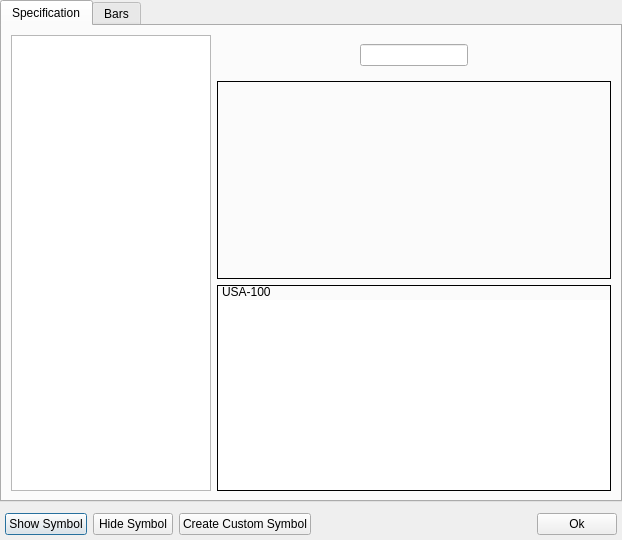
Qt form Widgets/HistoricalWindow/historicalwindow.ui (ArtemIyX/TradeForge) before a commit.
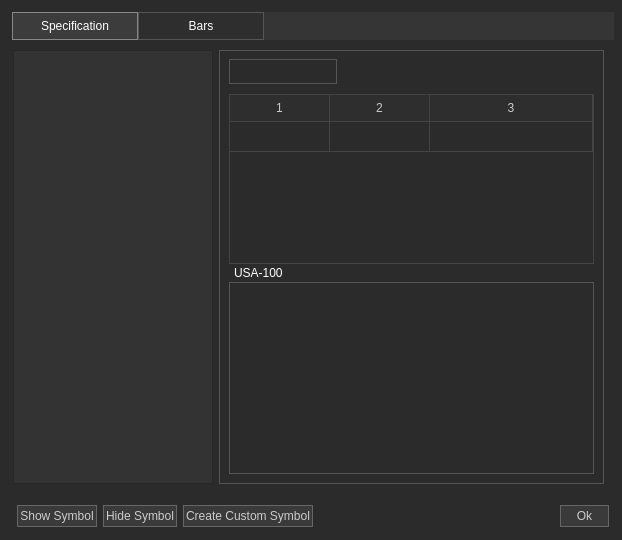
The same form after that commit.

Commit message: ui and tree view correct loading

```diff
--- a/Widgets/HistoricalWindow/historicalwindow.ui
+++ b/Widgets/HistoricalWindow/historicalwindow.ui
@@ -13,8 +13,35 @@
   <property name="windowTitle">
    <string>historicalWindow</string>
   </property>
+  <property name="styleSheet">
+   <string notr="true">background-color: rgb(43, 43, 43);</string>
+  </property>
   <layout class="QVBoxLayout" name="verticalLayout">
    <property name="leftMargin">
+    <number>12</number>
+   </property>
+   <property name="topMargin">
+    <number>12</number>
+   </property>
+   <property name="rightMargin">
+    <number>8</number>
+   </property>
+   <property name="bottomMargin">
+    <number>8</number>
+   </property>
+   <item>
+    <widget class="QWidget" name="widget" native="true">
+     <property name="sizePolicy">
+      <sizepolicy hsizetype="Expanding" vsizetype="Expanding">
+       <horstretch>0</horstretch>
+       <verstretch>0</verstretch>
+      </sizepolicy>
+     </property>
+     <property name="styleSheet">
+      <string notr="true">background-color: rgb(53, 53, 53);</string>
+     </property>
+     <layout class="QVBoxLayout" name="verticalLayout_4">
+      <property name="leftMargin">
     <number>0</number>
    </property>
    <property name="topMargin">
@@ -28,14 +55,40 @@
    </property>
    <item>
     <widget class="QTabWidget" name="tabWidget">
+        <property name="styleSheet">
+         <string notr="true">QTabWidget::pane {
+        border: 1px solid rgb(43, 43, 43);
+        background: #2e2e2e;
+}
+  
+QTabBar::tab {
+        background: #2e2e2e;
+        color: white;
+        padding: 6px 12px;
+        border: 1px solid #555;
+        min-width: 100px;
+}
+
+QTabBar::tab:selected {
+        background: #3c3c3c;
+        border-color: #888;
+}
+</string>
+        </property>
      <property name="currentIndex">
       <number>0</number>
      </property>
      <widget class="QWidget" name="specificationTab">
+         <property name="styleSheet">
+          <string notr="true">background-color: rgb(43, 43, 43);</string>
+         </property>
       <attribute name="title">
        <string>Specification</string>
       </attribute>
       <layout class="QHBoxLayout" name="horizontalLayout_2">
+          <property name="leftMargin">
+           <number>0</number>
+          </property>
        <item>
         <widget class="QWidget" name="treeViewWidget" native="true">
          <property name="sizePolicy">
@@ -69,7 +122,27 @@
            <number>0</number>
           </property>
           <item>
-           <widget class="QTreeView" name="symbolsTreeView"/>
+              <widget class="QTreeView" name="symbolsTreeView">
+               <property name="styleSheet">
+                <string notr="true">QTreeView {
+        background-color: #333333;
+        color: white;
+        show-decoration-selected: 1;
+		 border-color: rgb(85, 85, 85);
+}
+
+QTreeView::item {
+        background-color: transparent;
+}
+
+QHeaderView::section {
+        background-color: #333333;
+        color: white;
+		border: none;
+        padding: 4px;
+}</string>
+               </property>
+              </widget>
           </item>
          </layout>
         </widget>
@@ -77,17 +150,28 @@
        <item>
         <layout class="QVBoxLayout" name="verticalLayout_2">
          <item>
-          <widget class="QWidget" name="horizontalWidget_2" native="true">
-           <property name="sizePolicy">
-            <sizepolicy hsizetype="Preferred" vsizetype="Fixed">
-             <horstretch>0</horstretch>
-             <verstretch>0</verstretch>
-            </sizepolicy>
-           </property>
+             <widget class="QWidget" name="selectedFolderItemsWidget" native="true">
            <property name="styleSheet">
-            <string notr="true"/>
-           </property>
-           <layout class="QHBoxLayout" name="horizontalLayout_3">
+               <string notr="true">QWidget#selectedFolderItemsWidget{ 
+	border: 1px solid #555555;
+}</string>
+              </property>
+              <layout class="QVBoxLayout" name="verticalLayout_5">
+               <property name="spacing">
+                <number>2</number>
+               </property>
+               <property name="leftMargin">
+                <number>10</number>
+               </property>
+               <property name="topMargin">
+                <number>9</number>
+               </property>
+               <property name="rightMargin">
+                <number>10</number>
+               </property>
+               <property name="bottomMargin">
+                <number>10</number>
+               </property>
             <item>
              <widget class="QLineEdit" name="lineEdit">
               <property name="sizePolicy">
@@ -96,43 +180,81 @@
                 <verstretch>0</verstretch>
                </sizepolicy>
               </property>
-             </widget>
-            </item>
-           </layout>
-          </widget>
-         </item>
-         <item>
-          <widget class="QWidget" name="widget_3" native="true">
+                 <property name="minimumSize">
+                  <size>
+                   <width>0</width>
+                   <height>25</height>
+                  </size>
+                 </property>
            <property name="styleSheet">
-            <string notr="true">border: 1px solid black;</string>
+                  <string notr="true">color: rgb(255, 255, 255);
+border: 1px solid #555555;</string>
            </property>
           </widget>
          </item>
          <item>
-          <widget class="QWidget" name="selectedItemSettings" native="true">
-           <property name="styleSheet">
-            <string notr="true">border: 1px solid black;</string>
-           </property>
-           <layout class="QVBoxLayout" name="verticalLayout_4">
-            <property name="spacing">
-             <number>0</number>
-            </property>
-            <property name="leftMargin">
-             <number>0</number>
-            </property>
-            <property name="topMargin">
-             <number>0</number>
-            </property>
-            <property name="rightMargin">
-             <number>0</number>
-            </property>
-            <property name="bottomMargin">
-             <number>0</number>
-            </property>
+                <spacer name="verticalSpacer">
+                 <property name="orientation">
+                  <enum>Qt::Orientation::Vertical</enum>
+                 </property>
+                 <property name="sizeType">
+                  <enum>QSizePolicy::Policy::Fixed</enum>
+                 </property>
+                 <property name="sizeHint" stdset="0">
+                  <size>
+                   <width>20</width>
+                   <height>8</height>
+                  </size>
+                 </property>
+                </spacer>
+               </item>
+               <item>
+                <widget class="QTableWidget" name="tableWidget">
+                 <property name="sizePolicy">
+                  <sizepolicy hsizetype="Expanding" vsizetype="Expanding">
+                   <horstretch>0</horstretch>
+                   <verstretch>0</verstretch>
+                  </sizepolicy>
+                 </property>
+                 <property name="styleSheet">
+                  <string notr="true">QTableWidget {
+        border: 1px solid #444;
+        gridline-color: #444;
+}
+
+QHeaderView::section {
+        background-color: #2e2e2e; 
+        color: #CCCCCC;              
+        padding: 4px;
+        border-top: 0px solid #444;
+        border-left: 0px solid #444;
+        border-right: 1px solid #444;
+		 border-bottom: 1px solid #444;
+}</string>
+                 </property>
+                 <property name="rowCount">
+                  <number>1</number>
+                 </property>
+                 <property name="columnCount">
+                  <number>3</number>
+                 </property>
+                 <attribute name="horizontalHeaderStretchLastSection">
+                  <bool>true</bool>
+                 </attribute>
+                 <attribute name="verticalHeaderVisible">
+                  <bool>false</bool>
+                 </attribute>
+                 <row/>
+                 <column/>
+                 <column/>
+                 <column/>
+                </widget>
+               </item>
             <item>
              <widget class="QLabel" name="itemSettingsName">
               <property name="styleSheet">
                <string notr="true">border: 0px solid black;
+color: rgb(255, 255, 255);
 padding-left: 2px;</string>
               </property>
               <property name="text">
@@ -149,8 +271,9 @@
                </sizepolicy>
               </property>
               <property name="styleSheet">
-               <string notr="true">border: 0px solid black;
-padding: 1px;</string>
+                  <string notr="true">border: 1px solid #555555;
+color: rgb(255, 255, 255);
+</string>
               </property>
              </widget>
             </item>
@@ -168,6 +291,9 @@
      </widget>
     </widget>
    </item>
+     </layout>
+    </widget>
+   </item>
    <item>
     <layout class="QHBoxLayout" name="horizontalLayout">
      <property name="leftMargin">
@@ -184,6 +310,25 @@
      </property>
      <item>
       <widget class="QPushButton" name="pushButton">
+       <property name="styleSheet">
+        <string notr="true">QPushButton{
+	
+	color: #CCCCCC;
+	border: 1px solid rgb(102, 102, 102);
+	background-color: rgb(58, 58, 58);
+	padding: 3px 2px;
+}
+QPushButton::hover{
+
+    color: #fff;
+	background-color: #666666;
+	padding: 3px 2px;
+}
+QPushButton::pressed {
+	background-color: #ffffff;
+	padding: 3px 2px;
+}</string>
+       </property>
        <property name="text">
         <string>Show Symbol</string>
        </property>
@@ -191,6 +336,25 @@
      </item>
      <item>
       <widget class="QPushButton" name="pushButton_3">
+       <property name="styleSheet">
+        <string notr="true">QPushButton{
+	
+	color: #CCCCCC;
+	border: 1px solid rgb(102, 102, 102);
+	background-color: rgb(58, 58, 58);
+	padding: 3px 2px;
+}
+QPushButton::hover{
+
+    color: #fff;
+	background-color: #666666;
+	padding: 3px 2px;
+}
+QPushButton::pressed {
+	background-color: #ffffff;
+	padding: 3px 2px;
+}</string>
+       </property>
        <property name="text">
         <string>Hide Symbol</string>
        </property>
@@ -198,6 +362,25 @@
      </item>
      <item>
       <widget class="QPushButton" name="createSymbolButton">
+       <property name="styleSheet">
+        <string notr="true">QPushButton{
+	
+	color: #CCCCCC;
+	border: 1px solid rgb(102, 102, 102);
+	background-color: rgb(58, 58, 58);
+	padding: 3px 2px;
+}
+QPushButton::hover{
+
+    color: #fff;
+	background-color: #666666;
+	padding: 3px 2px;
+}
+QPushButton::pressed {
+	background-color: #ffffff;
+	padding: 3px 2px;
+}</string>
+       </property>
        <property name="text">
         <string>Create Custom Symbol</string>
        </property>
@@ -218,6 +401,25 @@
      </item>
      <item>
       <widget class="QPushButton" name="pushButton_2">
+       <property name="styleSheet">
+        <string notr="true">QPushButton{
+	
+	color: #CCCCCC;
+	border: 1px solid rgb(102, 102, 102);
+	background-color: rgb(58, 58, 58);
+	padding: 3px 15px;
+}
+QPushButton::hover{
+
+    color: #fff;
+	background-color: #666666;
+	padding: 3px 15px;
+}
+QPushButton::pressed {
+	background-color: #ffffff;
+	padding: 3px 15px;
+}</string>
+       </property>
        <property name="text">
         <string>Ok</string>
        </property>
```
Left out of the diff: 3 changed lines with no effect on the pictures. Lines whose indentation alone changed are shown as unchanged. The commit also changes 1 other file.
